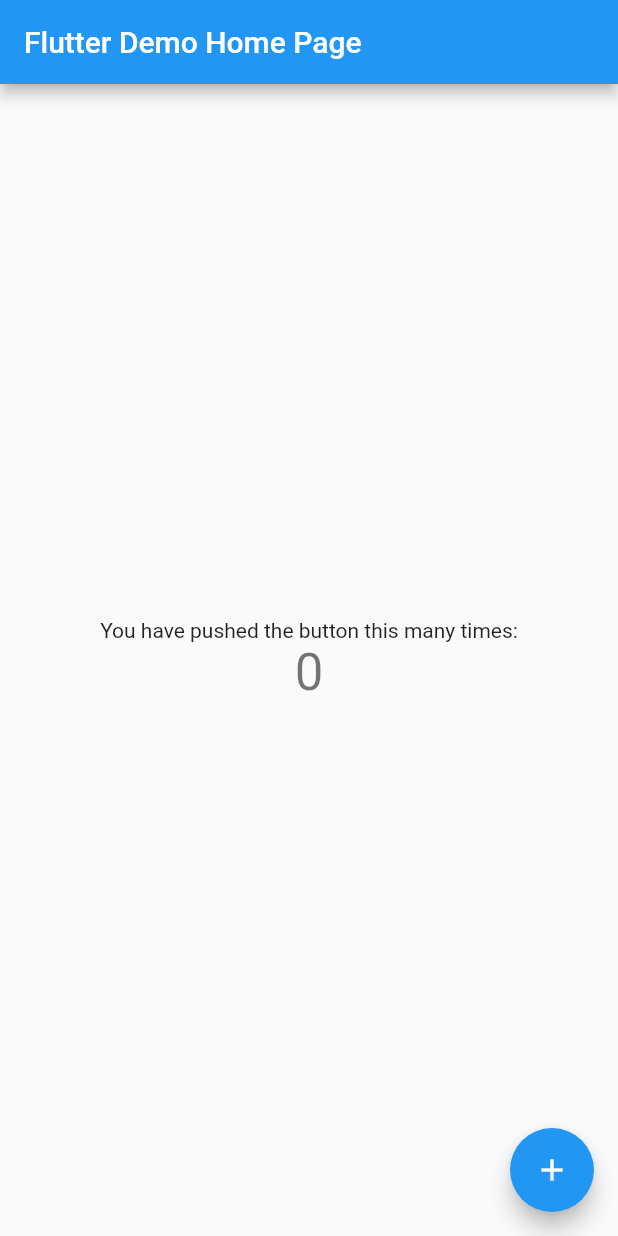
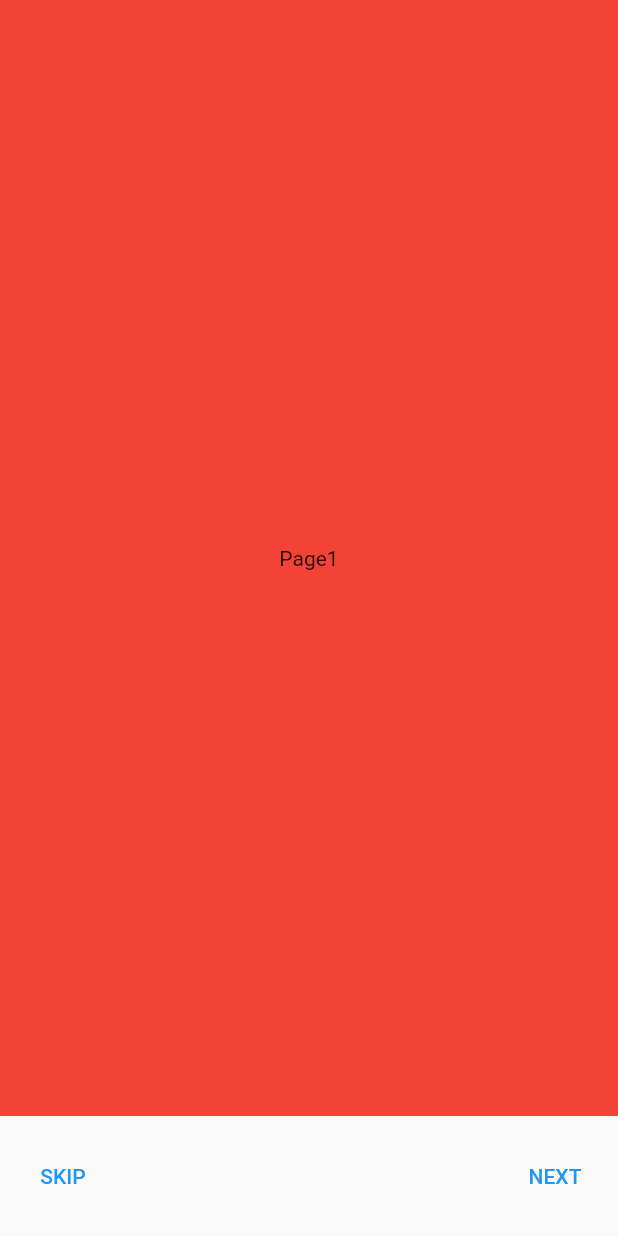
Before and after one commit to mdarshikhan/onboarding_flutter, a Flutter app: the screen it shows after launch, on a phone screen of 412 x 824 dp. Run offline on Flutter 3.47's test engine with Material 2 defaults, Android fonts, the phone set to English and light mode, and no system bars.

```diff
--- a/lib/main.dart
+++ b/lib/main.dart
@@ -11,7 +11,7 @@ class MyApp extends StatelessWidget {
   @override
   Widget build(BuildContext context) {
     return MaterialApp(
-      title: 'Flutter Demo',
+      title: 'OnBoarding App',
       theme: ThemeData(
         // This is the theme of your application.
         //
@@ -24,7 +24,7 @@ class MyApp extends StatelessWidget {
         // is not restarted.
         primarySwatch: Colors.blue,
       ),
-      home: const MyHomePage(title: 'Flutter Demo Home Page'),
+      home: OnBoardingPage(),
     );
   }
 }
@@ -94,22 +94,117 @@ class _MyHomePageState extends State<MyHomePage> {
           // axis because Columns are vertical (the cross axis would be
           // horizontal).
           mainAxisAlignment: MainAxisAlignment.center,
-          children: <Widget>[
-            const Text(
-              'You have pushed the button this many times:',
-            ),
+          children: const <Widget>[
             Text(
-              '$_counter',
-              style: Theme.of(context).textTheme.headline4,
+                'Home'
             ),
           ],
         ),
       ),
-      floatingActionButton: FloatingActionButton(
-        onPressed: _incrementCounter,
-        tooltip: 'Increment',
-        child: const Icon(Icons.add),
-      ), // This trailing comma makes auto-formatting nicer for build methods.
     );
   }
 }
+
+class OnBoardingPage extends StatefulWidget {
+  const OnBoardingPage({Key? key}) : super(key: key);
+
+  // This widget is the home page of your application. It is stateful, meaning
+  // that it has a State object (defined below) that contains fields that affect
+  // how it looks.
+
+  // This class is the configuration for the state. It holds the values (in this
+  // case the title) provided by the parent (in this case the App widget) and
+  // used by the build method of the State. Fields in a Widget subclass are
+  // always marked "final".
+
+  @override
+  State<OnBoardingPage> createState() => _OnBoardingPageState();
+}
+
+class _OnBoardingPageState extends State<OnBoardingPage> {
+  int _counter = 0;
+  final controller = PageController();
+  bool isLastPage = false;
+
+  void _incrementCounter() {
+    setState(() {
+      // This call to setState tells the Flutter framework that something has
+      // changed in this State, which causes it to rerun the build method below
+      // so that the display can reflect the updated values. If we changed
+      // _counter without calling setState(), then the build method would not be
+      // called again, and so nothing would appear to happen.
+      _counter++;
+    });
+  }
+
+  @override
+  Widget build(BuildContext context) {
+    // This method is rerun every time setState is called, for instance as done
+    // by the _incrementCounter method above.
+    //
+    // The Flutter framework has been optimized to make rerunning build methods
+    // fast, so that you can just rebuild anything that needs updating rather
+    // than having to individually change instances of widgets.
+    return Scaffold(
+      body: Container(
+          padding: const EdgeInsets.only(bottom: 80),
+          child: PageView(
+            // Center is a layout widget. It takes a single child and positions it
+            // in the middle of the parent.
+            controller: controller,
+            onPageChanged: (index) {
+              setState(() => isLastPage = index == 2);
+            },
+            children: [
+              Container(
+                color: Colors.red,
+                child: const Center(child: Text("Page1")),
+              ),
+              Container(
+                color: Colors.green,
+                child: const Center(child: Text("Page2")),
+              ),
+              Container(
+                color: Colors.blue,
+                child: const Center(child: Text("Page3")),
+              )
+            ],
+          )),
+      bottomSheet: isLastPage
+          ? TextButton(
+          style: TextButton.styleFrom(
+              shape: RoundedRectangleBorder(
+                  borderRadius: BorderRadius.circular(0)
+              ),
+              primary: Colors.white,
+              backgroundColor: Colors.teal.shade700,
+              minimumSize: const Size.fromHeight(80)),
+          onPressed: () async {
+            Navigator.of(context).pushReplacement(
+                MaterialPageRoute(builder: (context) => const MyHomePage(title: "Home Screen"))
+            );
+          },
+          child: const Text(
+            'Get Started',
+            style: TextStyle(fontSize: 24),
+          ))
+          : Container(
+        padding: const EdgeInsets.symmetric(horizontal: 10),
+        height: 80,
+        child: Row(
+          mainAxisAlignment: MainAxisAlignment.spaceBetween,
+          children: [
+            TextButton(
+                onPressed: () => controller.jumpToPage(2),
+                child: const Text('SKIP')),
+            TextButton(
+                onPressed: () => controller.nextPage(
+                    duration: const Duration(milliseconds: 500),
+                    curve: Curves.easeInCubic),
+                child: const Text('NEXT'))
+          ],
+        ),
+      ),
+    );
+  }
+}
```
